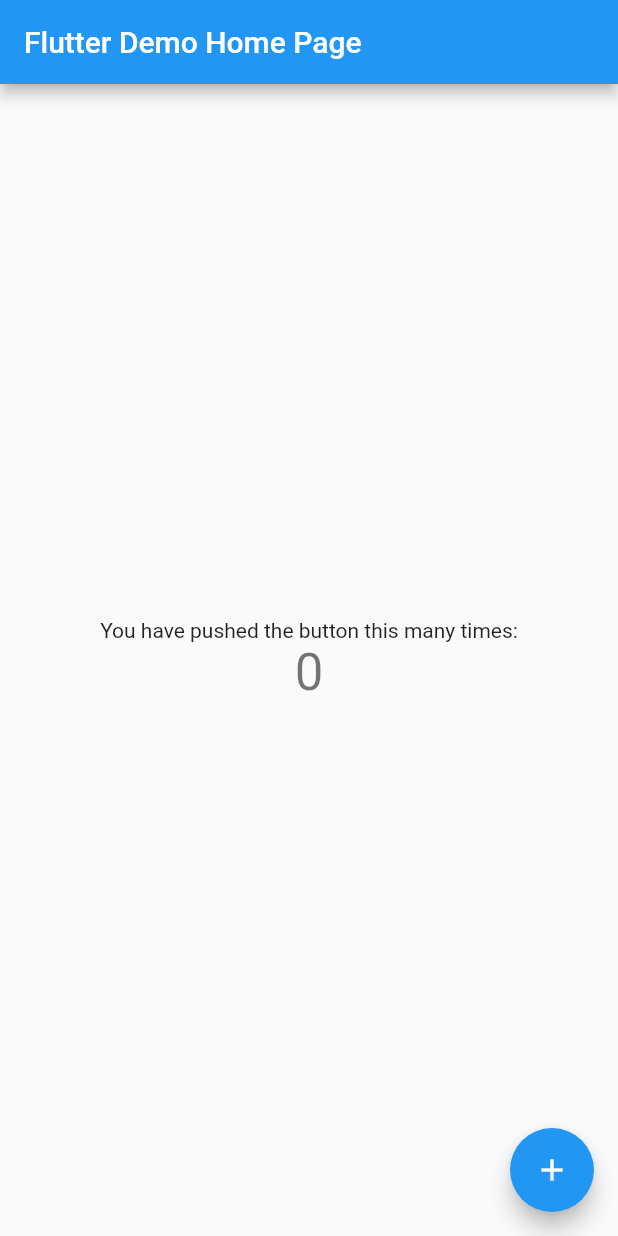
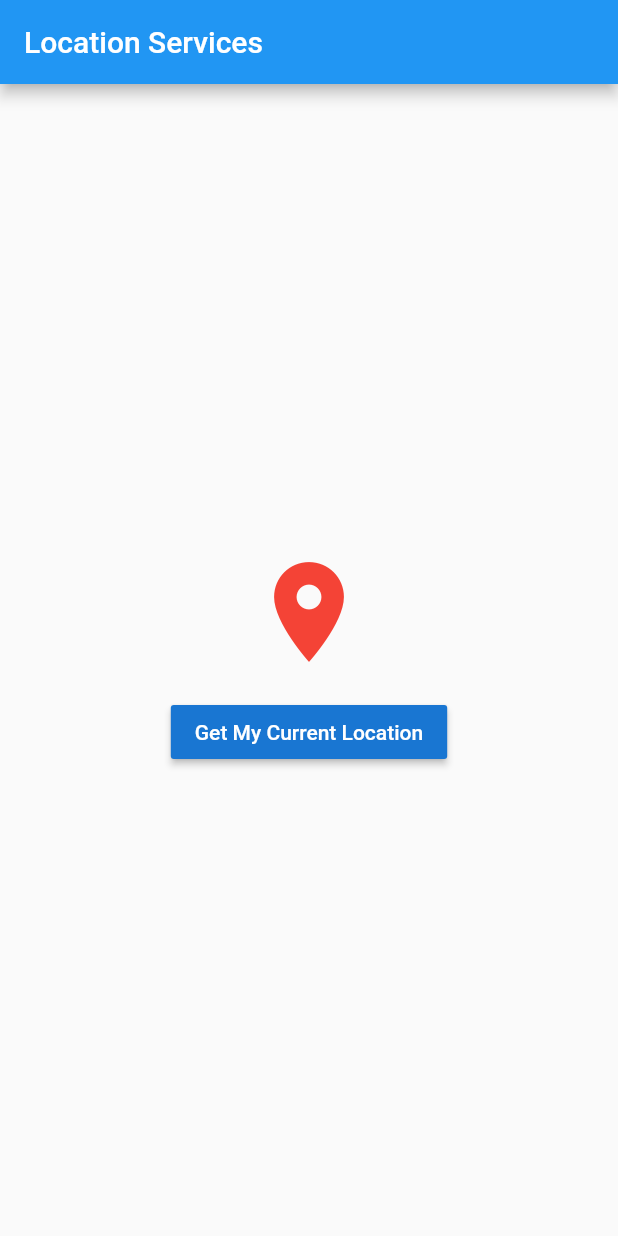
Before and after one commit to AJTech2002/CISSA-Hackathon, a Flutter app: the screen it shows after launch, on a phone screen of 412 x 824 dp. Run offline on Flutter 3.47's test engine with Material 2 defaults, Android fonts, the phone set to English and light mode, and no system bars; our stand-ins replace geolocator.

Commit message:
initial gps page

```diff
--- a/lib/main.dart
+++ b/lib/main.dart
@@ -1,63 +1,106 @@
 import 'package:flutter/material.dart';
+import 'package:geolocator/geolocator.dart';
+import 'base.dart';
 
 void main() {
-  runApp(MyApp());
+  runApp(GPS());
 }
 
-class MyApp extends StatelessWidget {
+class GPS extends StatelessWidget {
   @override
   Widget build(BuildContext context) {
     return MaterialApp(
-      title: 'Flutter Demo',
-      theme: ThemeData(
-        primarySwatch: Colors.blue,
-        visualDensity: VisualDensity.adaptivePlatformDensity,
-      ),
-      home: MyHomePage(title: 'Flutter Demo Home Page'),
+      home: GPSPage(),
     );
   }
 }
 
-class MyHomePage extends StatefulWidget {
-  MyHomePage({Key key, this.title}) : super(key: key);
-  //Hello
-  final String title;
-
+class GPSPage extends StatefulWidget {
   @override
-  _MyHomePageState createState() => _MyHomePageState();
+  _GPSPageState createState() => _GPSPageState();
 }
 
-class _MyHomePageState extends State<MyHomePage> {
-  int _counter = 0;
+class _GPSPageState extends State<GPSPage> {
+  var locationMessage = "";
 
-  void _incrementCounter() {
+  /// Determine the current position of the device.
+  ///
+  /// When the location services are not enabled or permissions
+  /// are denied the `Future` will return an error.
+  Future<LatLon> _getCurrentLocation() async {
+    bool serviceEnabled;
+    LocationPermission permission;
 
+    // Test if location services are enabled.
+    serviceEnabled = await Geolocator.isLocationServiceEnabled();
+    if (!serviceEnabled) {
+      // Location services are not enabled don't continue
+      // accessing the position and request users of the
+      // App to enable the location services.
+      return Future.error('Location services are disabled.');
+    }
+
+    permission = await Geolocator.checkPermission();
+    if (permission == LocationPermission.denied) {
+      permission = await Geolocator.requestPermission();
+      if (permission == LocationPermission.denied) {
+        // Permissions are denied, next time you could try
+        // requesting permissions again (this is also where
+        // Android's shouldShowRequestPermissionRationale
+        // returned true. According to Android guidelines
+        // your App should show an explanatory UI now.
+        return Future.error('Location permissions are denied');
+      }
+    }
+
+    if (permission == LocationPermission.deniedForever) {
+      // Permissions are denied forever, handle appropriately.
+      return Future.error(
+          'Location permissions are permanently denied, we cannot request permissions.');
+    }
+
+    // When we reach here, permissions are granted and we can
+    // continue accessing the position of the device.
+    Position position = await Geolocator.getCurrentPosition(
+        desiredAccuracy: LocationAccuracy.high);
+    double lat = position.latitude;
+    double long = position.longitude;
+    String latString = lat.toStringAsFixed(6);
+    String longString = long.toStringAsFixed(6);
+    setState(() {
+      locationMessage = "Latitude: $latString, Longitude: $longString";
+    });
+    return LatLon(lat, long);
   }
 
   @override
   Widget build(BuildContext context) {
     return Scaffold(
       appBar: AppBar(
-        title: Text(widget.title),
+        title: Text("Location Services"),
       ),
       body: Center(
         child: Column(
-          mainAxisAlignment: MainAxisAlignment.center,
-          children: <Widget>[
-            Text(
-              'You have pushed the button this many times:',
-            ),
-            Text(
-              '$_counter',
-              style: Theme.of(context).textTheme.headline4,
-            ),
-          ],
-        ),
-      ),
-      floatingActionButton: FloatingActionButton(
-        onPressed: _incrementCounter,
-        tooltip: 'Increment',
-        child: Icon(Icons.add),
+            mainAxisAlignment: MainAxisAlignment.center,
+            crossAxisAlignment: CrossAxisAlignment.center,
+            children: [
+              Icon(
+                Icons.location_on,
+                size: 80.0,
+                color: Colors.red,
+              ),
+              Text(locationMessage),
+              RaisedButton(
+                onPressed: () {
+                  _getCurrentLocation();
+                },
+                color: Colors.blue[700],
+                child: Text("Get My Current Location",
+                    style: TextStyle(
+                      color: Colors.white,
+                    )),
+              )
+            ]),
       ),
     );
   }
--- a/pubspec.yaml
+++ b/pubspec.yaml
@@ -28,6 +28,7 @@ dependencies:
   # The following adds the Cupertino Icons font to your application.
   # Use with the CupertinoIcons class for iOS style icons.
   cupertino_icons: ^1.0.0
+  geolocator: ^6.2.0
 
 dev_dependencies:
   flutter_test:
```
Also changed, not shown: 7 other files.
